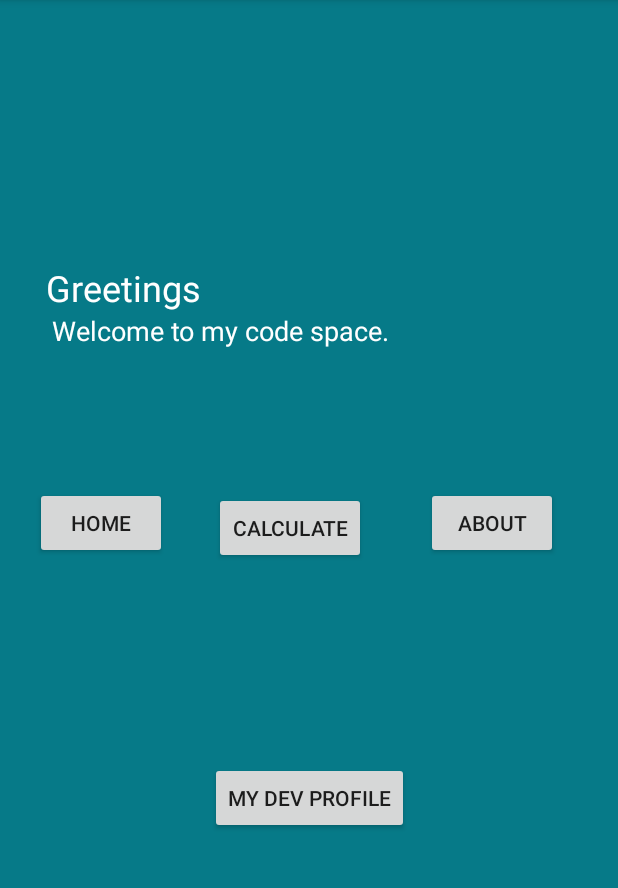
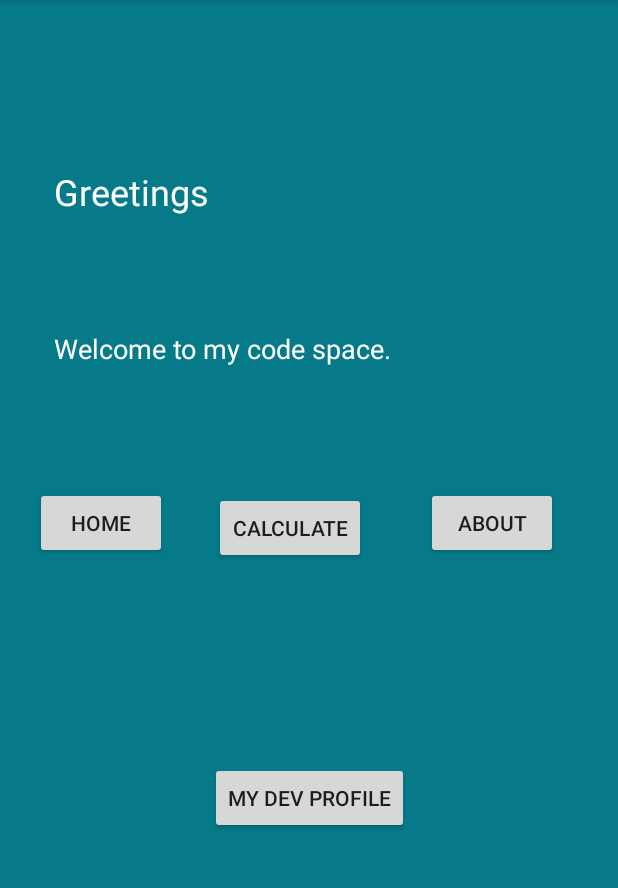
Before and after one commit to SonnyKasi/SonwaboDevSpace, an Android app: the screen it shows after launch (SecondActivity), after a tap on "NEXT", on a phone screen of 412 x 824 dp, the part 84-972 px from its top. Run offline under Robolectric (Android 15) with nearby library versions, the phone set to English and light mode, and no system bars.

```diff
--- a/app/src/main/java/za/cput/ict3/sonwabodevspace/FourthActivity.java
+++ b/app/src/main/java/za/cput/ict3/sonwabodevspace/FourthActivity.java
@@ -35,12 +35,7 @@ public class FourthActivity extends AppCompatActivity {
 });
 
         textView= findViewById(R.id.textViewAbt);
-        textView.setText("Hi, my name is Sonwabo Kasi. " +
-                "I am 3rd year student at CPUT, studying Applications Development. " +
-                "I have a passion for developing apps. " +
-                "I enjoy coding and resolving issues within a code." +
-                "I wish to open my own development company and a non-profit organisation to teach disadvantaged children coding" +
-                "This world would be a better place if we look out for each other.");
+        textView.setText(String.format("Hi, my name is Sonwabo Kasi. I am 3rd year student at CPUT, studying Applications Development. I have a passion for developing apps. I enjoy coding and resolving issues within a code.I have experience in web development, photoshop designing, video production. Also Javascript, Html and Java languages.I have worked with Inkathalo Foundation,Mzoli's and my own profile,creating websites,logos,and business cards.Besides codind I enjoy being outdoor,long drives along the coast. I also enjoy playing console game and also sportsI wish to open my own development company and a non-profit organisation to teach disadvantaged children codingThis world would be a better place if we look out for each other."));
 
     }
 }
--- a/app/src/main/java/za/cput/ict3/sonwabodevspace/MainActivity.java
+++ b/app/src/main/java/za/cput/ict3/sonwabodevspace/MainActivity.java
@@ -17,24 +17,25 @@ import android.widget.EditText;
 public class MainActivity extends AppCompatActivity {
     EditText editText;
     Button button;
-    String message;
 
     @Override
     protected void onCreate(Bundle savedInstanceState) {
         super.onCreate(savedInstanceState);
         setContentView(R.layout.activity_main);
 
-        button = findViewById(R.id.buttonNext);
-        button.setOnClickListener(new View.OnClickListener() {
+        editText = (EditText)findViewById(R.id.editText1);
+        button = (Button)findViewById(R.id.buttonNext);
+
+         button.setOnClickListener(new View.OnClickListener() {
             @Override
-            public void onClick(View v) {Intent intent =new Intent(v.getContext(),SecondActivity.class);
-        EditText editText = (EditText) findViewById(R.id.editText1);
-        message = editText.getText().toString();
-        Intent sendName = new Intent(MainActivity.this, SecondActivity.class);
-        sendName.putExtra("EXTRA_MESSAGE",message);
-        startActivity(intent);
+            public void onClick(View v) {
+                String str = editText.getText().toString();
 
-            }
+                Intent intent = new Intent(getApplicationContext(), SecondActivity.class);
+                intent.putExtra("message", str);
+                startActivity(intent);
+
+           }
         });
 
     }
--- a/app/src/main/java/za/cput/ict3/sonwabodevspace/SecondActivity.java
+++ b/app/src/main/java/za/cput/ict3/sonwabodevspace/SecondActivity.java
@@ -26,14 +26,12 @@ public class SecondActivity extends AppCompatActivity{
         super.onCreate(savedInstanceState);
         setContentView(R.layout.activity_second);
 
-        //Intent intent = getIntent();
-        //String getName = intent.getStringExtra("EXTRA_MESSAGE");
 
         textView1 = findViewById(R.id.textView4);
-        textView1.setText("Greetings ");
+        textView1.setText("Greetings");
 
         textView3 = findViewById(R.id.textView);
-        textView3.setText(getIntent().getStringExtra("EXTRA_MESSAGE"));
+        textView3.setText(getIntent().getStringExtra("message"));
 
         textView2 = findViewById(R.id.textView5);
 
--- a/app/src/main/java/za/cput/ict3/sonwabodevspace/ThirdActivity.java
+++ b/app/src/main/java/za/cput/ict3/sonwabodevspace/ThirdActivity.java
@@ -52,14 +52,10 @@ public class ThirdActivity extends AppCompatActivity {
                         {
                             int result = Integer.parseInt(num1.getText().toString())/Integer.parseInt(num2.getText().toString());
                             // show it to them
-                            Log.v("EditText", "result is "+result);
+                            //Log.v("EditText", "result is "+result);
 
-                            Snackbar.make(findViewById(R.id.parent), +result,
-                                    Snackbar.LENGTH_SHORT)
-                                    .show();
-
-                            //Toast.makeText(getApplicationContext(),"result is "+result,
-                                    //Toast.LENGTH_LONG).show();
+                            Toast.makeText(getApplicationContext(),"result is "+result,
+                                    Toast.LENGTH_LONG).show();
                         }
                         catch (final NumberFormatException e)
                         {
--- a/app/src/main/res/layout/activity_fourth.xml
+++ b/app/src/main/res/layout/activity_fourth.xml
@@ -47,7 +47,7 @@
                 android:layout_gravity="center_horizontal"
                 android:text="My Story"
                 android:textColor="@color/design_default_color_on_primary"
-                android:textSize="24sp" />
+                android:textSize="30sp" />
 
             <TextView
                 android:id="@+id/textViewAbt"
@@ -55,7 +55,7 @@
                 android:layout_height="wrap_content"
                 android:text="TextView"
                 android:textColor="@color/design_default_color_on_primary"
-                android:textSize="30sp" />
+                android:textSize="24sp" />
 
         </LinearLayout>
     </ScrollView>
--- a/app/src/main/res/layout/activity_second.xml
+++ b/app/src/main/res/layout/activity_second.xml
@@ -12,26 +12,51 @@
         android:id="@+id/textView4"
         android:layout_width="wrap_content"
         android:layout_height="wrap_content"
-        android:layout_marginEnd="272dp"
-        android:layout_marginRight="272dp"
-        android:text="Greetings"
+        android:layout_marginStart="36dp"
+        android:layout_marginLeft="36dp"
+        android:layout_marginTop="99dp"
+        android:layout_marginBottom="40dp"
+        android:text="Greetings "
         android:textColor="@color/common_google_signin_btn_text_dark"
         android:textSize="24sp"
         app:layout_constraintBottom_toTopOf="@+id/textView5"
-        app:layout_constraintEnd_toEndOf="parent" />
+        app:layout_constraintStart_toStartOf="parent"
+        app:layout_constraintTop_toTopOf="parent"
+        app:layout_constraintVertical_bias="0.0" />
+
+    <TextView
+        android:id="@+id/textView"
+        android:layout_width="wrap_content"
+        android:layout_height="wrap_content"
+        android:layout_marginStart="3dp"
+        android:layout_marginLeft="3dp"
+        android:layout_marginTop="99dp"
+        android:layout_marginBottom="64dp"
+        android:text="tembelani"
+        android:textColor="@color/design_default_color_on_primary"
+        android:textSize="24sp"
+        app:layout_constraintBottom_toTopOf="@+id/textView5"
+        app:layout_constraintStart_toEndOf="@+id/textView4"
+        app:layout_constraintTop_toTopOf="parent" />
 
     <TextView
         android:id="@+id/textView5"
         android:layout_width="wrap_content"
         android:layout_height="wrap_content"
+        android:layout_marginStart="36dp"
+        android:layout_marginLeft="36dp"
+        android:layout_marginTop="24dp"
         android:layout_marginEnd="152dp"
         android:layout_marginRight="152dp"
-        android:layout_marginBottom="92dp"
+        android:layout_marginBottom="68dp"
         android:text="Welcome to my code space."
         android:textColor="@color/common_google_signin_btn_text_dark"
         android:textSize="18sp"
         app:layout_constraintBottom_toTopOf="@+id/buttonHome"
-        app:layout_constraintEnd_toEndOf="parent" />
+        app:layout_constraintEnd_toEndOf="parent"
+        app:layout_constraintHorizontal_bias="0.0"
+        app:layout_constraintStart_toStartOf="parent"
+        app:layout_constraintTop_toBottomOf="@+id/textView4" />
 
     <Button
         android:id="@+id/buttonHome"
@@ -80,20 +105,4 @@
         app:layout_constraintEnd_toEndOf="parent"
         app:layout_constraintStart_toStartOf="parent" />
 
-    <TextView
-        android:id="@+id/textView"
-        android:layout_width="wrap_content"
-        android:layout_height="wrap_content"
-        android:layout_marginStart="8dp"
-        android:layout_marginLeft="8dp"
-        android:layout_marginTop="140dp"
-        android:layout_marginEnd="166dp"
-        android:layout_marginRight="166dp"
-        android:text='""'
-        android:textColor="@color/design_default_color_on_primary"
-        android:textSize="24sp"
-        app:layout_constraintEnd_toEndOf="parent"
-        app:layout_constraintStart_toEndOf="@+id/textView4"
-        app:layout_constraintTop_toTopOf="parent" />
-
 </androidx.constraintlayout.widget.ConstraintLayout>
```
